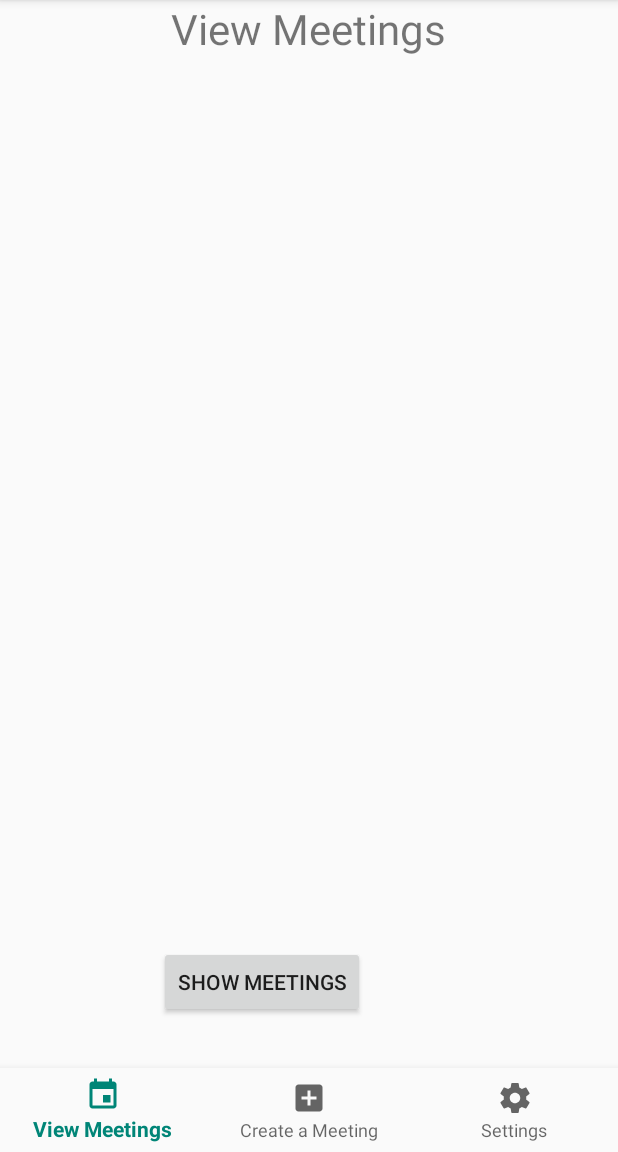
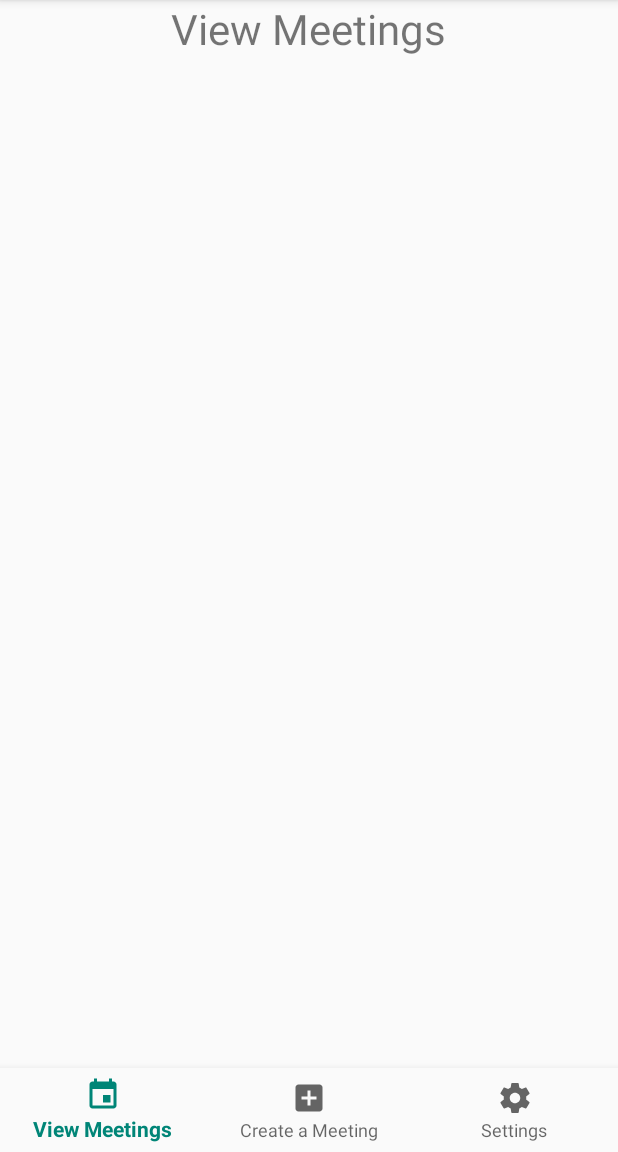
Before and after one commit to WisKhalifa/Meetballs, an Android app: the screen it shows after launch (MainActivity), on a phone screen of 412 x 824 dp, the part 84-1236 px from its top. Run offline under Robolectric (Android 15) with nearby library versions, the phone set to English and light mode, and no system bars.

Commit message:
printing meetings from file!

```diff
--- a/app/src/main/java/com/example/wis/meetballs/FileHandler.java
+++ b/app/src/main/java/com/example/wis/meetballs/FileHandler.java
@@ -50,7 +50,6 @@ public class FileHandler {
 
     public static List<Meeting> displayMeeting(Context c) {
         List<Meeting> meeting = new ArrayList<>();
-        String appendText = "";
         try {
             InputStreamReader inputStreamReader = new InputStreamReader(c.openFileInput("meetings.txt"));
             BufferedReader r = new BufferedReader(inputStreamReader);
@@ -60,6 +59,8 @@ public class FileHandler {
             //Location l = new Location(ms[3]);
             m = new Meeting(ms[0], ms[2]);
             m.setNotes(ms[1]);
+
+            meeting.add(m);
 
             System.out.println(Arrays.toString(meeting.toArray()));
             r.close();
--- a/app/src/main/java/com/example/wis/meetballs/HomeFragment.java
+++ b/app/src/main/java/com/example/wis/meetballs/HomeFragment.java
@@ -10,58 +10,37 @@ import android.support.v7.widget.RecyclerView;
 import android.view.LayoutInflater;
 import android.view.View;
 import android.view.ViewGroup;
-import android.widget.Button;
 
-import java.util.ArrayList;
 import java.util.List;
+
 
 public class HomeFragment extends Fragment {
 
-    public List<Meeting> mDs = new ArrayList<>();
+
     private RecyclerView mRecyclerView;
     private RecyclerView.Adapter mAdapter;
 
     @Nullable
     @Override
     public View onCreateView(LayoutInflater inflater, @Nullable ViewGroup container, @Nullable Bundle savedInstanceState) {
+        View view = inflater.inflate(R.layout.fragment_home, container, false);
 
-        View view = inflater.inflate(R.layout.fragment_home, container, false);
         FragmentActivity c = getActivity();
-
         mRecyclerView = view.findViewById(R.id.MeetingList);
-
         LinearLayoutManager layoutManager = new LinearLayoutManager(c);
         mRecyclerView.setLayoutManager(layoutManager);
 
-        Button mButton;
-        mButton = view.findViewById(R.id.ShowMeetingsButton);
+        List<Meeting> m;
+        FileHandler fh = new FileHandler(getContext());
+        m = fh.displayMeeting(getContext());
+        mAdapter = new RecyclerAdapter(getContext(), m);
+        mRecyclerView.setAdapter(mAdapter);
+        mRecyclerView.setItemAnimator(new DefaultItemAnimator());
 
-
-        mButton.setOnClickListener(new View.OnClickListener() {
-            @Override
-            public void onClick(View view) {
-                showMeetings(view);
-
-            }
-        });
 
         return view;
     }
 
 
-    public void showMeetings(View view) {
 
-
-        ArrayList<Meeting> m = new ArrayList<>();
-        m.add(new Meeting("testtitle", "12/04/18"));
-        FileHandler fh = new FileHandler(getContext());
-        //mDs = fh.displayMeeting(getActivity().getApplicationContext());
-        mAdapter = new RecyclerAdapter(getContext(), m);
-
-        mRecyclerView.setAdapter(mAdapter);
-
-        mRecyclerView.setItemAnimator(new DefaultItemAnimator());
-
-
-    }
 }
--- a/app/src/main/res/layout/fragment_home.xml
+++ b/app/src/main/res/layout/fragment_home.xml
@@ -27,14 +27,4 @@
 
     </android.support.v7.widget.RecyclerView>
 
-    <Button
-        android:id="@+id/ShowMeetingsButton"
-        android:layout_width="wrap_content"
-        android:layout_height="wrap_content"
-        android:layout_alignParentStart="true"
-        android:layout_alignParentBottom="true"
-        android:layout_marginStart="106dp"
-        android:layout_marginBottom="33dp"
-        android:text="Show Meetings" />
-
 </RelativeLayout>
```
